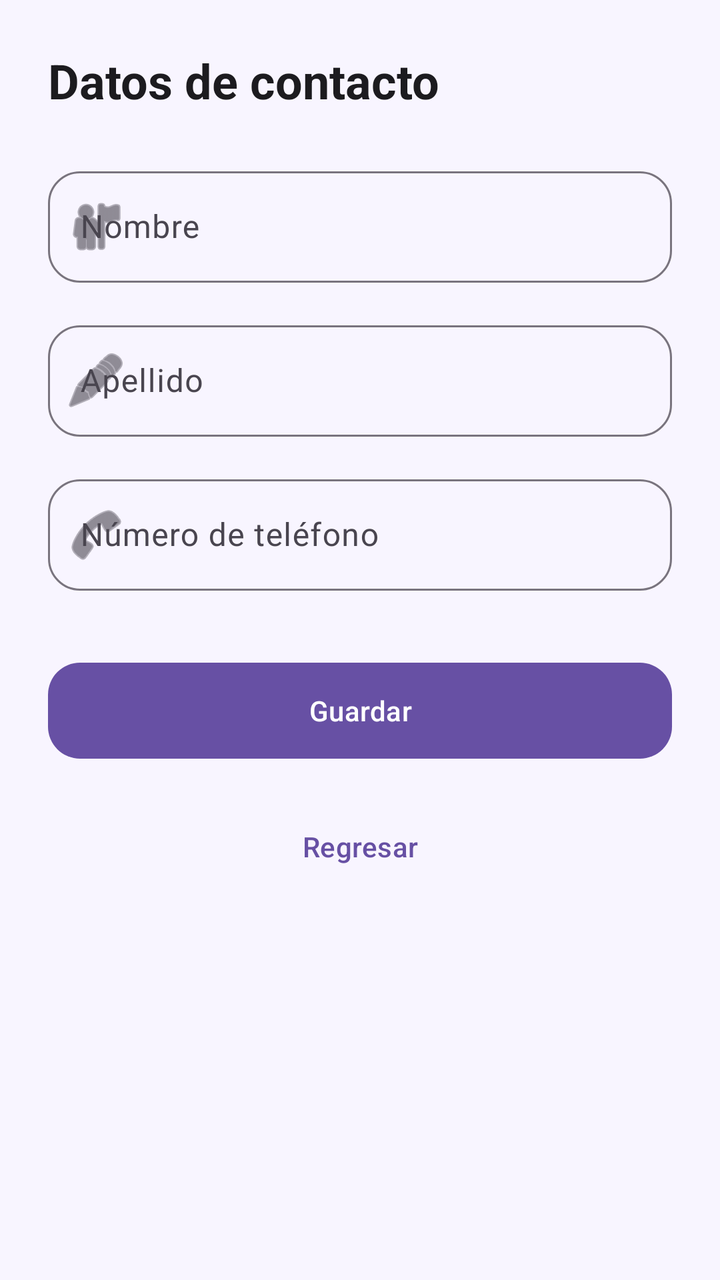
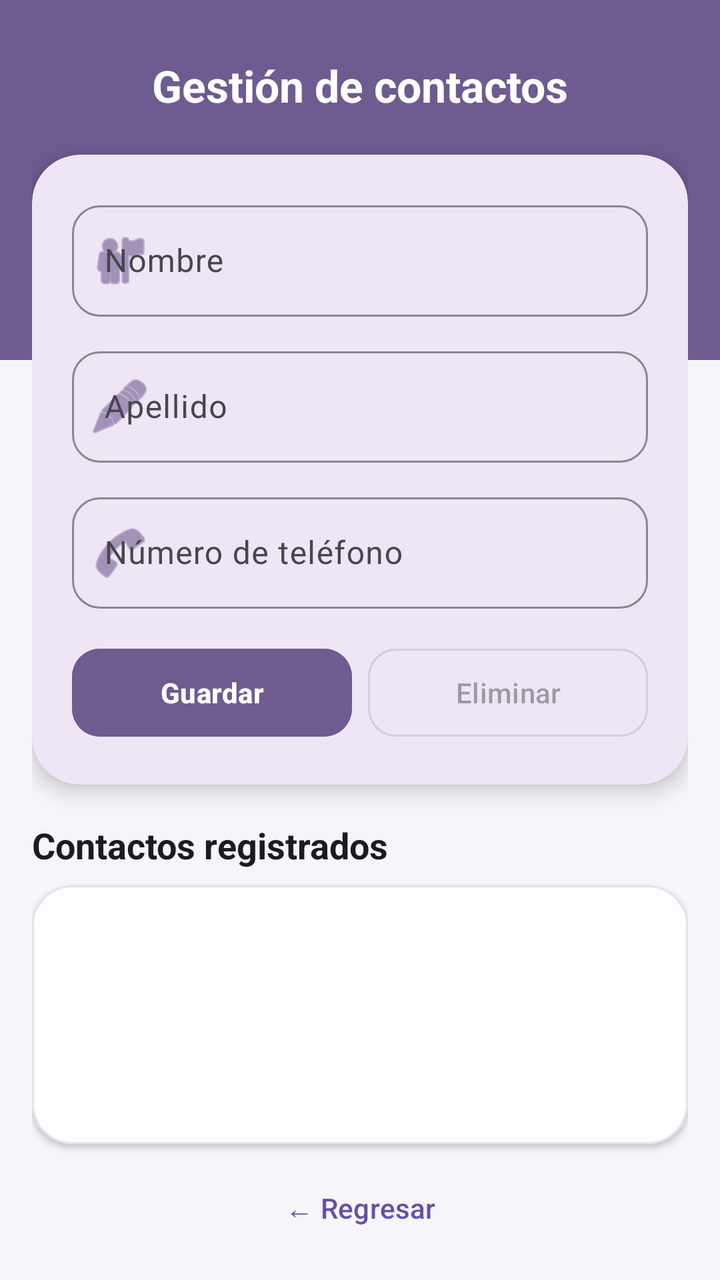

Compare the two renders of this Android layout. The source of the first and the diff that turns it into the second are given below.
<!-- AndroidManifest.xml: application theme Theme.Certificacion -->
<!-- res/layout/datos_firebase.xml -->
<?xml version="1.0" encoding="utf-8"?>
<androidx.constraintlayout.widget.ConstraintLayout xmlns:android="http://schemas.android.com/apk/res/android"
    xmlns:app="http://schemas.android.com/apk/res-auto"
    android:layout_width="match_parent"
    android:layout_height="match_parent"
    android:background="#F8F5FF">

    <LinearLayout
        android:layout_width="0dp"
        android:layout_height="0dp"
        android:orientation="vertical"
        android:padding="24dp"
        app:layout_constraintTop_toTopOf="parent"
        app:layout_constraintBottom_toBottomOf="parent"
        app:layout_constraintStart_toStartOf="parent"
        app:layout_constraintEnd_toEndOf="parent">

        <TextView
            android:layout_width="wrap_content"
            android:layout_height="wrap_content"
            android:text="Datos de contacto"
            android:textSize="24sp"
            android:textStyle="bold"
            android:textColor="#1C1B1F"
            android:layout_marginBottom="24dp" />

        <com.google.android.material.textfield.TextInputLayout
            android:layout_width="match_parent"
            android:layout_height="wrap_content"
            android:layout_marginBottom="16dp"
            style="@style/Widget.Material3.TextInputLayout.OutlinedBox"
            app:boxCornerRadiusTopStart="16dp"
            app:boxCornerRadiusTopEnd="16dp"
            app:boxCornerRadiusBottomStart="16dp"
            app:boxCornerRadiusBottomEnd="16dp"
            app:startIconDrawable="@android:drawable/ic_menu_myplaces">

            <com.google.android.material.textfield.TextInputEditText
                android:id="@+id/editTextItemName"
                android:layout_width="match_parent"
                android:layout_height="wrap_content"
                android:hint="Nombre"
                android:inputType="textPersonName" />
        </com.google.android.material.textfield.TextInputLayout>

        <com.google.android.material.textfield.TextInputLayout
            android:layout_width="match_parent"
            android:layout_height="wrap_content"
            android:layout_marginBottom="16dp"
            style="@style/Widget.Material3.TextInputLayout.OutlinedBox"
            app:boxCornerRadiusTopStart="16dp"
            app:boxCornerRadiusTopEnd="16dp"
            app:boxCornerRadiusBottomStart="16dp"
            app:boxCornerRadiusBottomEnd="16dp"
            app:startIconDrawable="@android:drawable/ic_menu_edit">

            <com.google.android.material.textfield.TextInputEditText
                android:id="@+id/editTextDescription"
                android:layout_width="match_parent"
                android:layout_height="wrap_content"
                android:hint="Apellido"
                android:inputType="textPersonName" />
        </com.google.android.material.textfield.TextInputLayout>

        <com.google.android.material.textfield.TextInputLayout
            android:layout_width="match_parent"
            android:layout_height="wrap_content"
            android:layout_marginBottom="32dp"
            style="@style/Widget.Material3.TextInputLayout.OutlinedBox"
            app:boxCornerRadiusTopStart="16dp"
            app:boxCornerRadiusTopEnd="16dp"
            app:boxCornerRadiusBottomStart="16dp"
            app:boxCornerRadiusBottomEnd="16dp"
            app:startIconDrawable="@android:drawable/ic_menu_call">

            <com.google.android.material.textfield.TextInputEditText
                android:id="@+id/editTextQuantity"
                android:layout_width="match_parent"
                android:layout_height="wrap_content"
                android:hint="Número de teléfono"
                android:inputType="phone" />
        </com.google.android.material.textfield.TextInputLayout>

        <com.google.android.material.button.MaterialButton
            android:id="@+id/btnSave"
            android:layout_width="match_parent"
            android:layout_height="56dp"
            android:text="Guardar"
            android:textAllCaps="false"
            app:cornerRadius="16dp"
            style="@style/Widget.Material3.Button" />

        <com.google.android.material.button.MaterialButton
            android:id="@+id/btregresar5"
            android:layout_width="match_parent"
            android:layout_height="56dp"
            android:layout_marginTop="12dp"
            android:text="Regresar"
            android:textAllCaps="false"
            app:cornerRadius="16dp"
            style="@style/Widget.Material3.Button.TextButton" />

    </LinearLayout>

</androidx.constraintlayout.widget.ConstraintLayout>
<!-- resources referenced by this layout -->
<resources>
  <style name="Theme.Certificacion" parent="Base.Theme.Certificacion" />
  <style name="Base.Theme.Certificacion" parent="Theme.Material3.DayNight.NoActionBar">
          
          
      </style>
</resources>

<!-- the commit's change to res/layout/datos_firebase.xml (unified diff, before → after) -->
@@ -1,105 +1,219 @@
 <?xml version="1.0" encoding="utf-8"?>
-<androidx.constraintlayout.widget.ConstraintLayout xmlns:android="http://schemas.android.com/apk/res/android"
+<androidx.constraintlayout.widget.ConstraintLayout
+    xmlns:android="http://schemas.android.com/apk/res/android"
     xmlns:app="http://schemas.android.com/apk/res-auto"
     android:layout_width="match_parent"
     android:layout_height="match_parent"
-    android:background="#F8F5FF">
+    android:background="#F6F5F9">
+
+    
+    <View
+        android:id="@+id/viewHeader"
+        android:layout_width="0dp"
+        android:layout_height="180dp"
+        android:background="#6E5B8F"
+        app:layout_constraintTop_toTopOf="parent"
+        app:layout_constraintStart_toStartOf="parent"
+        app:layout_constraintEnd_toEndOf="parent" />
 
     <LinearLayout
         android:layout_width="0dp"
         android:layout_height="0dp"
         android:orientation="vertical"
-        android:padding="24dp"
+        android:padding="16dp"
         app:layout_constraintTop_toTopOf="parent"
         app:layout_constraintBottom_toBottomOf="parent"
         app:layout_constraintStart_toStartOf="parent"
         app:layout_constraintEnd_toEndOf="parent">
 
+        
         <TextView
-            android:layout_width="wrap_content"
+            android:layout_width="match_parent"
             android:layout_height="wrap_content"
-            android:text="Datos de contacto"
-            android:textSize="24sp"
+            android:text="Gestión de contactos"
+            android:textSize="22sp"
+            android:textStyle="bold"
+            android:textColor="#FFFFFF"
+            android:gravity="center"
+            android:layout_marginTop="12dp"
+            android:layout_marginBottom="20dp" />
+
+        
+        <com.google.android.material.card.MaterialCardView
+            android:layout_width="match_parent"
+            android:layout_height="wrap_content"
+            app:cardCornerRadius="24dp"
+            app:cardElevation="6dp"
+            app:strokeWidth="0dp">
+
+            <LinearLayout
+                android:layout_width="match_parent"
+                android:layout_height="wrap_content"
+                android:orientation="vertical"
+                android:padding="20dp">
+
+                
+                <com.google.android.material.textfield.TextInputLayout
+                    android:layout_width="match_parent"
+                    android:layout_height="wrap_content"
+                    android:layout_marginBottom="12dp"
+                    style="@style/Widget.Material3.TextInputLayout.OutlinedBox"
+                    app:boxCornerRadiusTopStart="14dp"
+                    app:boxCornerRadiusTopEnd="14dp"
+                    app:boxCornerRadiusBottomStart="14dp"
+                    app:boxCornerRadiusBottomEnd="14dp"
+                    app:boxStrokeColor="#6E5B8F"
+                    app:hintTextColor="#6E5B8F"
+                    app:startIconDrawable="@android:drawable/ic_menu_myplaces"
+                    app:startIconTint="#6E5B8F">
+
+                    <com.google.android.material.textfield.TextInputEditText
+                        android:id="@+id/editTextItemName"
+                        android:layout_width="match_parent"
+                        android:layout_height="wrap_content"
+                        android:hint="Nombre"
+                        android:inputType="textPersonName"
+                        android:singleLine="true" />
+                </com.google.android.material.textfield.TextInputLayout>
+
+                
+                <com.google.android.material.textfield.TextInputLayout
+                    android:layout_width="match_parent"
+                    android:layout_height="wrap_content"
+                    android:layout_marginBottom="12dp"
+                    style="@style/Widget.Material3.TextInputLayout.OutlinedBox"
+                    app:boxCornerRadiusTopStart="14dp"
+                    app:boxCornerRadiusTopEnd="14dp"
+                    app:boxCornerRadiusBottomStart="14dp"
+                    app:boxCornerRadiusBottomEnd="14dp"
+                    app:boxStrokeColor="#6E5B8F"
+                    app:startIconDrawable="@android:drawable/ic_menu_edit"
+                    app:startIconTint="#6E5B8F">
+
+                    <com.google.android.material.textfield.TextInputEditText
+                        android:id="@+id/editTextDescription"
+                        android:layout_width="match_parent"
+                        android:layout_height="wrap_content"
+                        android:hint="Apellido"
+                        android:inputType="textPersonName"
+                        android:singleLine="true" />
+                </com.google.android.material.textfield.TextInputLayout>
+
+                
+                <com.google.android.material.textfield.TextInputLayout
+                    android:layout_width="match_parent"
+                    android:layout_height="wrap_content"
+                    android:layout_marginBottom="16dp"
+                    style="@style/Widget.Material3.TextInputLayout.OutlinedBox"
+                    app:boxCornerRadiusTopStart="14dp"
+                    app:boxCornerRadiusTopEnd="14dp"
+                    app:boxCornerRadiusBottomStart="14dp"
+                    app:boxCornerRadiusBottomEnd="14dp"
+                    app:boxStrokeColor="#6E5B8F"
+                    app:startIconDrawable="@android:drawable/ic_menu_call"
+                    app:startIconTint="#6E5B8F">
+
+                    <com.google.android.material.textfield.TextInputEditText
+                        android:id="@+id/editTextQuantity"
+                        android:layout_width="match_parent"
+                        android:layout_height="wrap_content"
+                        android:hint="Número de teléfono"
+                        android:inputType="phone"
+                        android:singleLine="true" />
+                </com.google.android.material.textfield.TextInputLayout>
+
+                
+                <LinearLayout
+                    android:layout_width="match_parent"
+                    android:layout_height="wrap_content"
+                    android:orientation="horizontal"
+                    android:weightSum="2">
+
+                    <com.google.android.material.button.MaterialButton
+                        android:id="@+id/btnSave"
+                        android:layout_width="0dp"
+                        android:layout_height="52dp"
+                        android:layout_weight="1"
+                        android:layout_marginEnd="8dp"
+                        android:text="Guardar"
+                        android:textAllCaps="false"
+                        android:textStyle="bold"
+                        app:cornerRadius="14dp"
+                        android:backgroundTint="#6E5B8F"
+                        style="@style/Widget.Material3.Button" />
+
+                    <com.google.android.material.button.MaterialButton
+                        android:id="@+id/btnEliminar"
+                        android:layout_width="0dp"
+                        android:layout_height="52dp"
+                        android:layout_weight="1"
+                        android:text="Eliminar"
+                        android:textAllCaps="false"
+                        android:enabled="false"
+                        app:cornerRadius="14dp"
+                        style="@style/Widget.Material3.Button.OutlinedButton" />
+                </LinearLayout>
+            </LinearLayout>
+        </com.google.android.material.card.MaterialCardView>
+
+        
+        <TextView
+            android:layout_width="match_parent"
+            android:layout_height="wrap_content"
+            android:text="Contactos registrados"
+            android:textSize="18sp"
             android:textStyle="bold"
             android:textColor="#1C1B1F"
-            android:layout_marginBottom="24dp" />
-
-        <com.google.android.material.textfield.TextInputLayout
-            android:layout_width="match_parent"
-            android:layout_height="wrap_content"
-            android:layout_marginBottom="16dp"
-            style="@style/Widget.Material3.TextInputLayout.OutlinedBox"
-            app:boxCornerRadiusTopStart="16dp"
-            app:boxCornerRadiusTopEnd="16dp"
-            app:boxCornerRadiusBottomStart="16dp"
-            app:boxCornerRadiusBottomEnd="16dp"
-            app:startIconDrawable="@android:drawable/ic_menu_myplaces">
-
-            <com.google.android.material.textfield.TextInputEditText
-                android:id="@+id/editTextItemName"
+            android:layout_marginTop="18dp"
+            android:layout_marginBottom="8dp" />
+
+        
+        <com.google.android.material.card.MaterialCardView
+            android:layout_width="match_parent"
+            android:layout_height="0dp"
+            android:layout_weight="1"
+            app:cardCornerRadius="20dp"
+            app:cardElevation="2dp"
+            app:strokeColor="#E8E0F0"
+            app:strokeWidth="1dp">
+
+            <FrameLayout
                 android:layout_width="match_parent"
-                android:layout_height="wrap_content"
-                android:hint="Nombre"
-                android:inputType="textPersonName" />
-        </com.google.android.material.textfield.TextInputLayout>
-
-        <com.google.android.material.textfield.TextInputLayout
-            android:layout_width="match_parent"
-            android:layout_height="wrap_content"
-            android:layout_marginBottom="16dp"
-            style="@style/Widget.Material3.TextInputLayout.OutlinedBox"
-            app:boxCornerRadiusTopStart="16dp"
-            app:boxCornerRadiusTopEnd="16dp"
-            app:boxCornerRadiusBottomStart="16dp"
-            app:boxCornerRadiusBottomEnd="16dp"
-            app:startIconDrawable="@android:drawable/ic_menu_edit">
-
-            <com.google.android.material.textfield.TextInputEditText
-                android:id="@+id/editTextDescription"
-                android:layout_width="match_parent"
-                android:layout_height="wrap_content"
-                android:hint="Apellido"
-                android:inputType="textPersonName" />
-        </com.google.android.material.textfield.TextInputLayout>
-
-        <com.google.android.material.textfield.TextInputLayout
-            android:layout_width="match_parent"
-            android:layout_height="wrap_content"
-            android:layout_marginBottom="32dp"
-            style="@style/Widget.Material3.TextInputLayout.OutlinedBox"
-            app:boxCornerRadiusTopStart="16dp"
-            app:boxCornerRadiusTopEnd="16dp"
-            app:boxCornerRadiusBottomStart="16dp"
-            app:boxCornerRadiusBottomEnd="16dp"
-            app:startIconDrawable="@android:drawable/ic_menu_call">
-
-            <com.google.android.material.textfield.TextInputEditText
-                android:id="@+id/editTextQuantity"
-                android:layout_width="match_parent"
-                android:layout_height="wrap_content"
-                android:hint="Número de teléfono"
-                android:inputType="phone" />
-        </com.google.android.material.textfield.TextInputLayout>
-
-        <com.google.android.material.button.MaterialButton
-            android:id="@+id/btnSave"
-            android:layout_width="match_parent"
-            android:layout_height="56dp"
-            android:text="Guardar"
-            android:textAllCaps="false"
-            app:cornerRadius="16dp"
-            style="@style/Widget.Material3.Button" />
-
+                android:layout_height="match_parent">
+
+                <ListView
+                    android:id="@+id/listaContactos"
+                    android:layout_width="match_parent"
+                    android:layout_height="match_parent"
+                    android:divider="#EDE7F6"
+                    android:dividerHeight="1dp"
+                    android:padding="4dp"
+                    android:clipToPadding="false"
+                    android:background="@android:color/white"/>
+
+                <TextView
+                    android:id="@+id/txtSinContactos"
+                    android:layout_width="match_parent"
+                    android:layout_height="match_parent"
+                    android:text="Todavía no hay contactos registrados."
+                    android:textColor="#8A8A8A"
+                    android:textSize="15sp"
+                    android:gravity="center"
+                    android:visibility="gone" />
+            </FrameLayout>
+        </com.google.android.material.card.MaterialCardView>
+
+        
         <com.google.android.material.button.MaterialButton
             android:id="@+id/btregresar5"
-            android:layout_width="match_parent"
-            android:layout_height="56dp"
+            android:layout_width="wrap_content"
+            android:layout_height="40dp"
+            android:layout_gravity="center"
             android:layout_marginTop="12dp"
-            android:text="Regresar"
+            android:text="← Regresar"
             android:textAllCaps="false"
-            app:cornerRadius="16dp"
+            app:cornerRadius="20dp"
             style="@style/Widget.Material3.Button.TextButton" />
 
     </LinearLayout>
-
 </androidx.constraintlayout.widget.ConstraintLayout>
